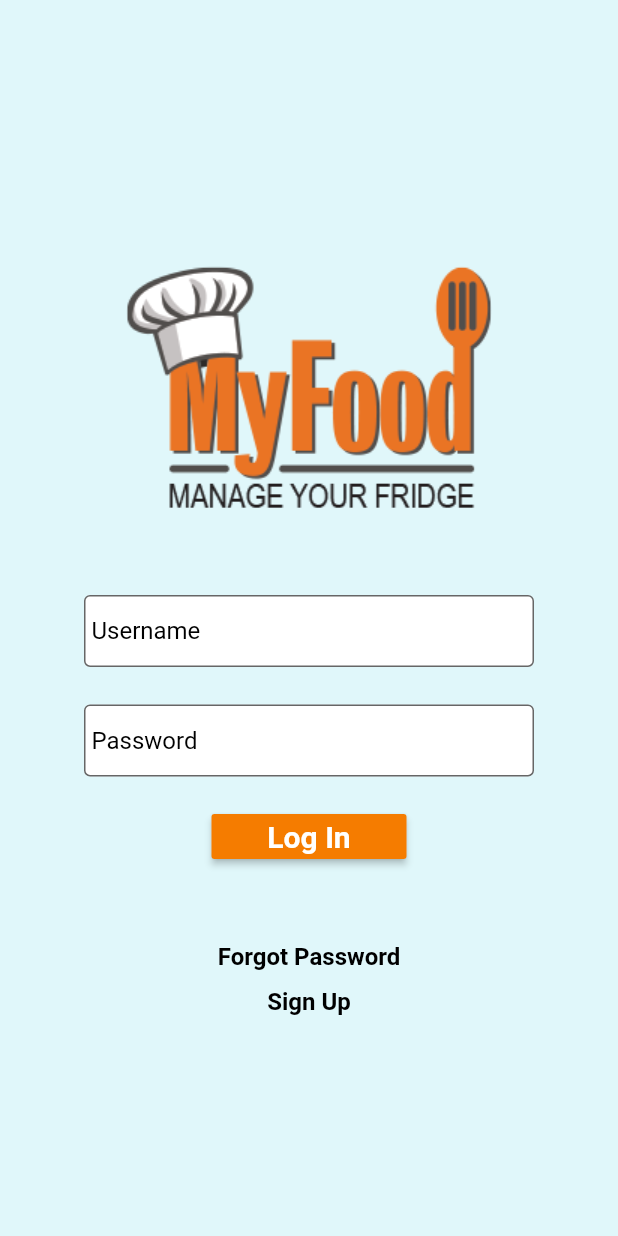
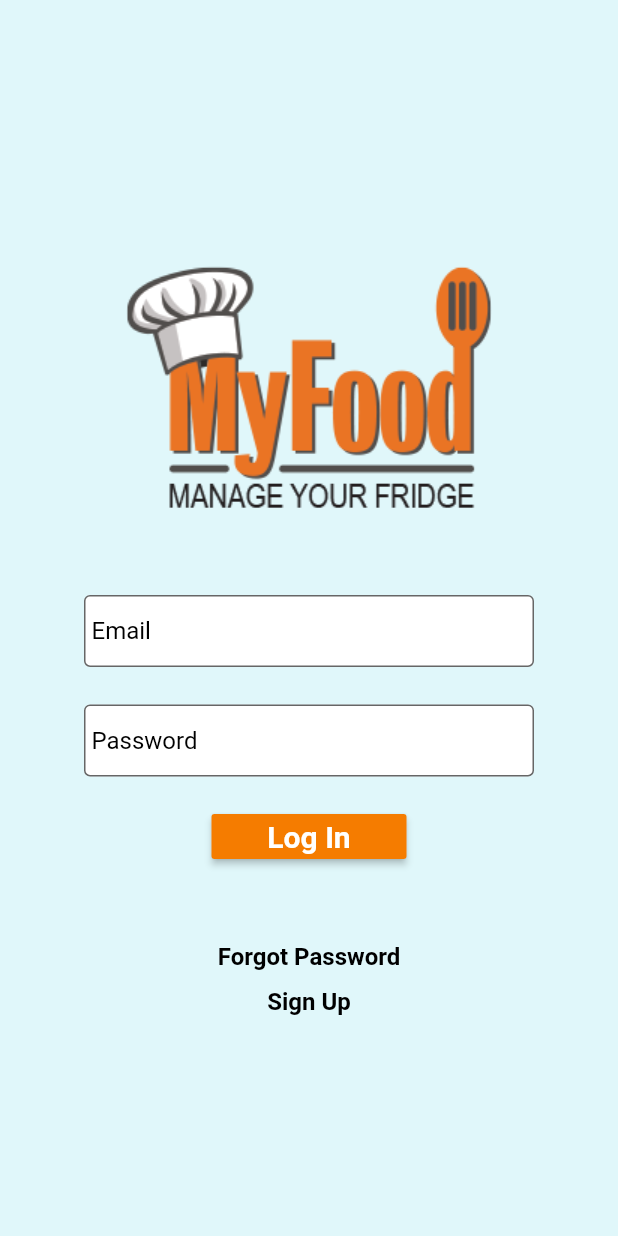
Before and after one commit to winkhanh/My_Food_Fall_2020, a Flutter app: the screen it shows after launch, on a phone screen of 412 x 824 dp. Run offline on Flutter 3.47's test engine with Material 2 defaults, Android fonts, the phone set to English and light mode, and no system bars; our stand-ins replace cloud_firestore, firebase_auth, firebase_core; accounts and stored records are empty.

Commit message:
changed hint text to email

```diff
--- a/MyFood/lib/view/Login.dart
+++ b/MyFood/lib/view/Login.dart
@@ -133,7 +133,7 @@ class LoginState extends State<LoginScreen> {
                       contentPadding: EdgeInsets.all(5),
                       fillColor: Colors.white,
                       filled: true,
-                      hintText: 'Username',
+                      hintText: 'Email',
                       hintStyle: TextStyle(fontSize: 16.0, color: Colors.black),
                       border: OutlineInputBorder(
                         borderSide: BorderSide(color: Colors.black),
```
